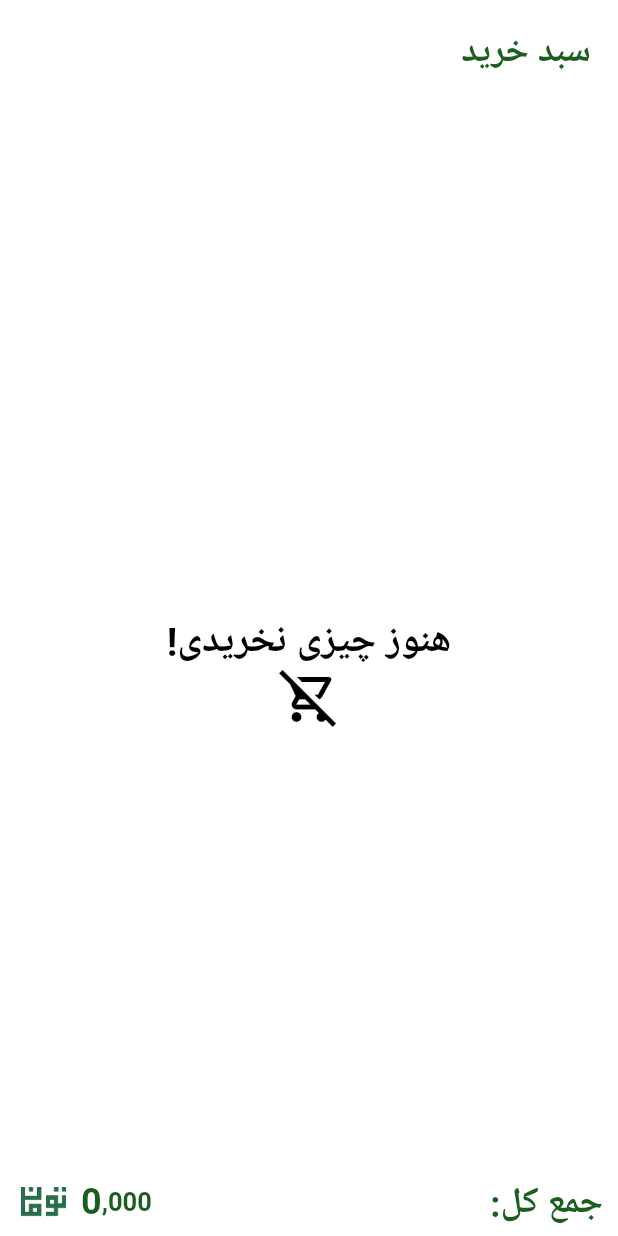
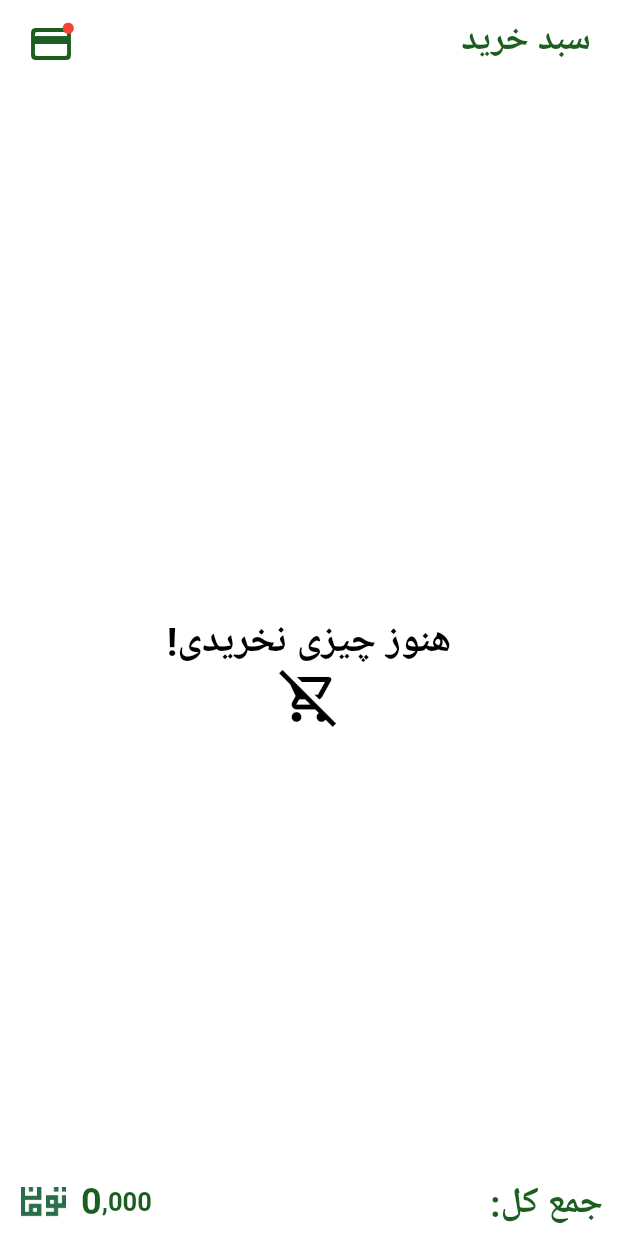
Before and after one commit to unclegenson/plant-store-app, a Flutter app: the ShoppingPage screen opened directly, on a phone screen of 412 x 824 dp. Run offline on Flutter 3.47's test engine with Material 2 defaults, Android fonts, the light colour scheme and no system bars; missing offline and left inert: simple_barcode_scanner.

Commit message:
ishalla last update

```diff
--- a/lib/screens/bottomPart.dart
+++ b/lib/screens/bottomPart.dart
@@ -40,7 +40,10 @@ class _HomePageState extends State<HomePage> {
           );
         },
         backgroundColor: Colors.green[800],
-        child: const Icon(Icons.qr_code_scanner),
+        child: const Icon(
+          Icons.add_photo_alternate_rounded,
+          size: 28,
+        ),
       ),
       bottomNavigationBar: BottomNavigationBar(
         onTap: (value) {
--- a/lib/screens/home.dart
+++ b/lib/screens/home.dart
@@ -100,7 +100,7 @@ class _HomeState extends State<Home> {
                   height: 100,
                   decoration: BoxDecoration(
                     borderRadius: BorderRadius.circular(15),
-                    color: Colors.grey[300],
+                    color: Colors.green[50],
                   ),
                   child: Row(
                     children: [
@@ -237,7 +237,7 @@ class _HomeState extends State<Home> {
                         height: 200,
                         decoration: BoxDecoration(
                           borderRadius: BorderRadius.circular(15),
-                          color: SabetHa.primary!.withAlpha(200),
+                          color: SabetHa.primary!.withOpacity(.7),
                         ),
                         child: Padding(
                           padding: const EdgeInsets.all(16.0),
--- a/lib/screens/shopping.dart
+++ b/lib/screens/shopping.dart
@@ -91,12 +91,36 @@ class _ShoppingPageState extends State<ShoppingPage> {
       ),
       backgroundColor: Colors.white,
       appBar: AppBar(
+        leading: Padding(
+          padding: const EdgeInsets.only(left: 10, top: 5),
+          child: Stack(
+            alignment: Alignment.topRight,
+            children: [
+              IconButton(
+                icon: Icon(
+                  Icons.payment_rounded,
+                  size: 32,
+                  color: SabetHa.primary,
+                ),
+                onPressed: () {},
+              ),
+              const Padding(
+                padding: const EdgeInsets.only(right: 6, top: 9),
+                child: Icon(
+                  Icons.circle,
+                  size: 9,
+                  color: Colors.red,
+                ),
+              ),
+            ],
+          ),
+        ),
         toolbarHeight: 70,
         backgroundColor: Colors.white,
         elevation: 0,
         actions: [
           Padding(
-            padding: const EdgeInsets.all(18.0),
+            padding: const EdgeInsets.only(right: 18, top: 10),
             child: Text(
               'سبد خرید',
               style: TextStyle(
@@ -156,7 +180,7 @@ class _ShoppingPageState extends State<ShoppingPage> {
                           height: 100,
                           decoration: BoxDecoration(
                             borderRadius: BorderRadius.circular(15),
-                            color: Colors.grey[300],
+                            color: Colors.green[100]!.withOpacity(0.7),
                           ),
                           child: Row(
                             children: [
```
Also changed, not shown: lib/screens/itemDetail.dart (+10 -2 lines), lib/screens/mainSplash.dart (+6 -5 lines), lib/screens/profile.dart (+6 -4 lines).
